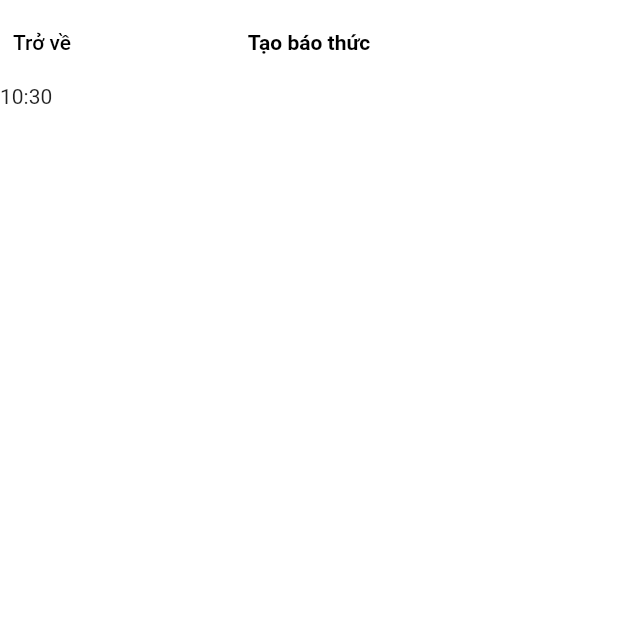
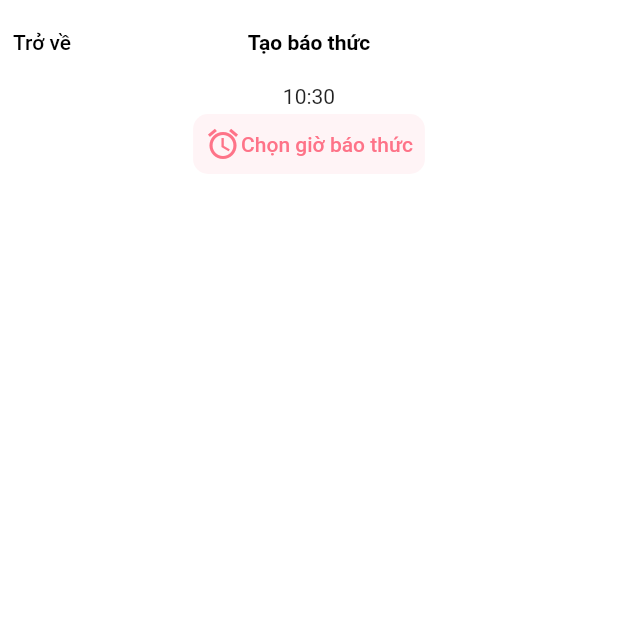
Before and after one commit to juliesZ7/DaddyApp, a Flutter app: the AddAlarmScreen screen opened directly, on a phone screen of 412 x 824 dp, the top half of it. Run offline on Flutter 3.47's test engine with Material 2 defaults, Android fonts, the phone set to English and light mode, and no system bars; our stand-ins replace flutter_svg.

Commit message:
edit add alarm screen

```diff
--- a/lib/Screen/AddAlarmScreen.dart
+++ b/lib/Screen/AddAlarmScreen.dart
@@ -12,6 +12,7 @@ class AddAlarmScreen extends StatefulWidget {
 class _AddAlarmScreenState extends State<AddAlarmScreen> {
   @override
   Widget build(BuildContext context) {
+    final screenSize = MediaQuery.of(context).size;
     return Scaffold(
       backgroundColor: Colors.white,
       appBar: AppBar(
@@ -34,12 +35,44 @@ class _AddAlarmScreenState extends State<AddAlarmScreen> {
         ),
         centerTitle: true,
       ),
-      body: Column(
-        children: [
-          Text(
-            DateFormat('hh:mm').format(DateTime.now()),
-          )
-        ],
+      body: Container(
+        width: screenSize.width,
+        child: Column(
+          crossAxisAlignment: CrossAxisAlignment.center,
+          children: [
+            Text(
+              DateFormat('hh:mm').format(DateTime.now()),
+            ),
+            TextButton(
+              style: TextButton.styleFrom(
+                  padding: EdgeInsets.zero,
+                  backgroundColor: Colors.transparent),
+              onPressed: () {},
+              child: Container(
+                decoration: BoxDecoration(
+                    borderRadius: BorderRadius.circular(10),
+                    color: Color(0xffFFF4F6)),
+                child: Padding(
+                  padding: const EdgeInsets.all(8.0),
+                  child: Row(
+                    mainAxisAlignment: MainAxisAlignment.center,
+                    mainAxisSize: MainAxisSize.min,
+                    children: [
+                      Icon(
+                        Icons.alarm,
+                        color: Color(0xffFE7388),
+                      ),
+                      Text(
+                        'Chọn giờ báo thức',
+                        style: TextStyle(color: Color(0xffFE7388)),
+                      )
+                    ],
+                  ),
+                ),
+              ),
+            )
+          ],
+        ),
       ),
     );
   }
--- a/lib/main.dart
+++ b/lib/main.dart
@@ -1,9 +1,10 @@
+import 'package:app_for_my_dad/Screen/AddAlarmScreen.dart';
 import 'package:app_for_my_dad/Screen/HomePageManager.dart';
 import 'package:flutter/material.dart';
 
 void main() {
   runApp(MaterialApp(
     debugShowCheckedModeBanner: false,
-    home: HomePageManager(),
+    home: AddAlarmScreen(),
   ));
 }
```
Also changed, not shown: pubspec.lock, 4 other files.
